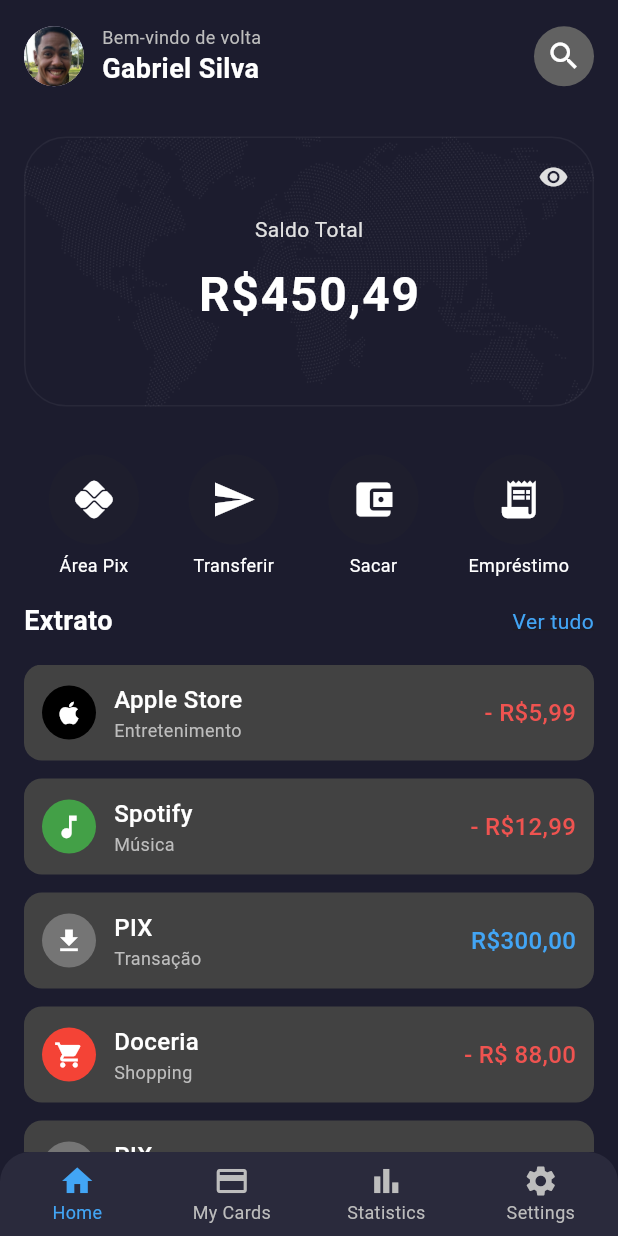
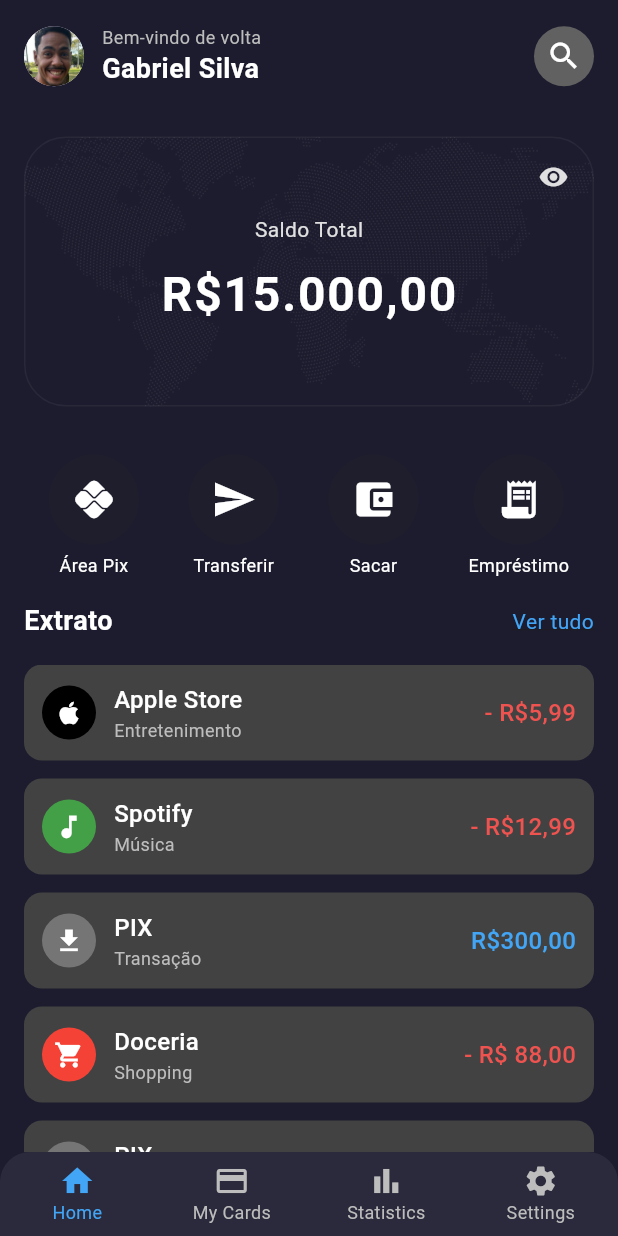
Before and after one commit to MatheusMDev/safecash, a Flutter app: the HomeScreen screen opened directly, on a phone screen of 412 x 824 dp. Run offline on Flutter 3.47's test engine with Material 3 defaults, Android fonts, the phone set to English and light mode, and no system bars; our stand-ins replace font_awesome_flutter.

Commit message:
Ajuste de valor para ser mostrado

```diff
--- a/lib/screens/home.dart
+++ b/lib/screens/home.dart
@@ -134,7 +134,7 @@ class _HomeScreenState extends State<HomeScreen> {
                   ),
                   SizedBox(height: 10),
                   Text(
-                    _isVisible ? 'R\$450,49' : '••••••',
+                    _isVisible ? 'R\$15.000,00' : '••••••',
                     style: TextStyle(
                       color: Colors.white,
                       fontSize: 32,
--- a/lib/screens/pix.dart
+++ b/lib/screens/pix.dart
@@ -69,7 +69,7 @@ class _PixScreenState extends State<PixScreen> {
               style: TextStyle(
                   color: const Color.fromARGB(200, 255, 255, 255), fontSize: 14)),
           SizedBox(height: 5),
-          Text("R\$12.286,49",
+          Text("R\$15.000,00",
               style: TextStyle(
                   fontSize: 50, fontWeight: FontWeight.bold, color: Colors.white)),
           SizedBox(height: 15),
```
